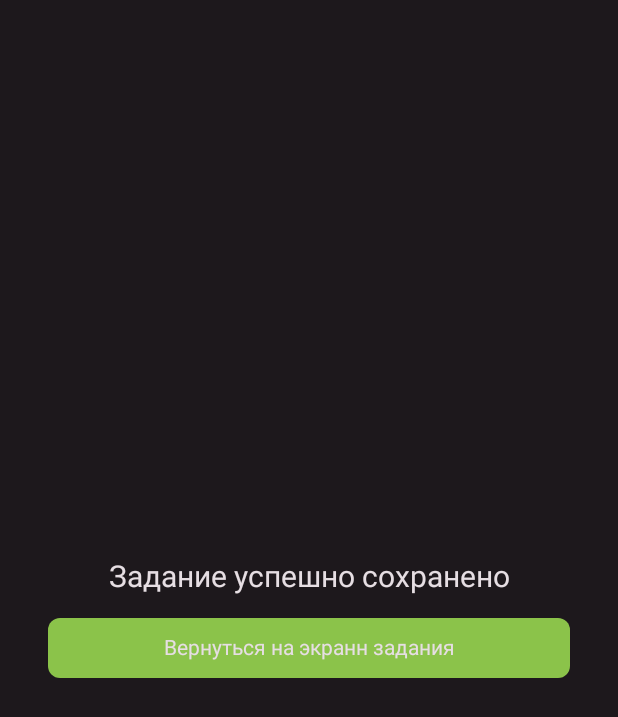
After one commit to vladalexeco/Lazy_Programmer_Alarm_Clock, an Android app built with Jetpack Compose: the TaskSetScreen screen opened through its navigation route, on a phone screen of 412 x 824 dp. The commit adds this screen. Shown: the top 717 px of the screen. Run offline under Robolectric (Android 15) with nearby library versions, the phone set to English and light mode, and no system bars; our stand-ins replace Dagger/Hilt's generated code, Room's generated code.

Commit message:
Implemented transition between CreateTaskScreen and TaskSetScreen

```diff
--- a/app/src/main/java/ru/vladalexeco/lazyprogrammer/core/navigation/AppNavHost.kt
+++ b/app/src/main/java/ru/vladalexeco/lazyprogrammer/core/navigation/AppNavHost.kt
@@ -12,6 +12,7 @@ import ru.vladalexeco.lazyprogrammer.presentation.ui.screens.AlarmTaskScreen
 import ru.vladalexeco.lazyprogrammer.presentation.ui.screens.CreateTaskScreen
 import ru.vladalexeco.lazyprogrammer.presentation.ui.screens.SettingsScreen
 import ru.vladalexeco.lazyprogrammer.presentation.ui.screens.StatisticsScreen
+import ru.vladalexeco.lazyprogrammer.presentation.ui.screens.TaskSetScreen
 
 @RequiresApi(Build.VERSION_CODES.TIRAMISU)
 @Composable
@@ -29,7 +30,15 @@ fun AppNavHost(
         }
 
         composable(route = Task.route) {
-            CreateTaskScreen()
+            CreateTaskScreen(
+                onSaveButtonClick = {
+                    navHostController.navigate(route = Plug.route) {
+                        popUpTo(route = Task.route) {
+                            inclusive = true
+                        }
+                    }
+                }
+            )
         }
 
         composable(route = Results.route) {
@@ -47,5 +56,17 @@ fun AppNavHost(
                 }
             )
         }
+
+        composable(route = Plug.route) {
+            TaskSetScreen(
+                onButtonClick = {
+                    navHostController.navigate(route = Task.route) {
+                        popUpTo(route = Plug.route) {
+                            inclusive = true
+                        }
+                    }
+                }
+            )
+        }
     }
 }
--- a/app/src/main/java/ru/vladalexeco/lazyprogrammer/core/navigation/Route.kt
+++ b/app/src/main/java/ru/vladalexeco/lazyprogrammer/core/navigation/Route.kt
@@ -23,3 +23,7 @@ object Settings: LazyProgrammerDestination {
 object Quest: LazyProgrammerDestination {
     override val route = "Quest"
 }
+
+object Plug: LazyProgrammerDestination {
+    override val route = "Plug"
+}
--- a/app/src/main/java/ru/vladalexeco/lazyprogrammer/presentation/state/CreateTaskScreenSideEffect.kt
+++ b/app/src/main/java/ru/vladalexeco/lazyprogrammer/presentation/state/CreateTaskScreenSideEffect.kt
@@ -3,4 +3,5 @@ package ru.vladalexeco.lazyprogrammer.presentation.state
 sealed interface CreateTaskScreenSideEffect {
 
     data class ShowMessage(val message: String) : CreateTaskScreenSideEffect
+    data object GoToAnotherScreen : CreateTaskScreenSideEffect
 }
--- /dev/null
+++ b/app/src/main/java/ru/vladalexeco/lazyprogrammer/presentation/ui/screens/TaskSetScreen.kt
@@ -0,0 +1,61 @@
+package ru.vladalexeco.lazyprogrammer.presentation.ui.screens
+
+import androidx.compose.foundation.background
+import androidx.compose.foundation.layout.Box
+import androidx.compose.foundation.layout.Column
+import androidx.compose.foundation.layout.fillMaxSize
+import androidx.compose.foundation.layout.fillMaxWidth
+import androidx.compose.foundation.layout.padding
+import androidx.compose.material3.Text
+import androidx.compose.runtime.Composable
+import androidx.compose.ui.Alignment
+import androidx.compose.ui.Modifier
+import androidx.compose.ui.text.TextStyle
+import androidx.compose.ui.tooling.preview.Preview
+import androidx.compose.ui.unit.dp
+import androidx.compose.ui.unit.sp
+import ru.vladalexeco.lazyprogrammer.presentation.ui.theme.BackgroundColor
+import ru.vladalexeco.lazyprogrammer.presentation.ui.theme.MainTextColor
+import ru.vladalexeco.lazyprogrammer.presentation.ui.theme.RightAnswerColor
+import ru.vladalexeco.lazyprogrammer.presentation.ui.views.alarm_task_screen.SimpleButton
+
+@Composable
+fun TaskSetScreen(
+    onButtonClick: () -> Unit
+) {
+    Box(
+        modifier = Modifier
+            .fillMaxSize()
+            .background(BackgroundColor),
+        contentAlignment = Alignment.Center
+    ) {
+        Column(
+            horizontalAlignment = Alignment.CenterHorizontally
+        ) {
+            Text(
+                text = "Задание успешно сохранено",
+                style = TextStyle(color = MainTextColor, fontSize = 20.sp)
+            )
+
+            SimpleButton(
+                modifier = Modifier.fillMaxWidth().padding(
+                    start = 32.dp,
+                    end = 32.dp,
+                    top = 16.dp
+                ),
+                backgroundColor = RightAnswerColor,
+                textColor = MainTextColor,
+                text = "Вернуться на экранн задания",
+                onClick = { onButtonClick.invoke() }
+            )
+        }
+    }
+}
+
+@Composable
+@Preview
+fun TaskSetScreenPreview() {
+    TaskSetScreen(
+        onButtonClick = {}
+    )
+}
--- a/app/src/main/java/ru/vladalexeco/lazyprogrammer/presentation/viewmodel/CreateTaskScreenViewModel.kt
+++ b/app/src/main/java/ru/vladalexeco/lazyprogrammer/presentation/viewmodel/CreateTaskScreenViewModel.kt
@@ -261,10 +261,10 @@ class CreateTaskScreenViewModel @Inject constructor(
                 saveAlarmTaskToDatabaseUseCase.invoke(alarmTask = alarmTask)
 
                 _sideEffect.emit(
-                    CreateTaskScreenSideEffect.ShowMessage(
-                        message = "Задание сохранено"
-                    )
+                    CreateTaskScreenSideEffect.GoToAnotherScreen
                 )
+
+                resetAllFieldsToTheirDefaultValues()
             }
         }
     }
```
Also changed, not shown: app/src/main/java/ru/vladalexeco/lazyprogrammer/presentation/ui/screens/CreateTaskScreen.kt (+7 -2 lines).
